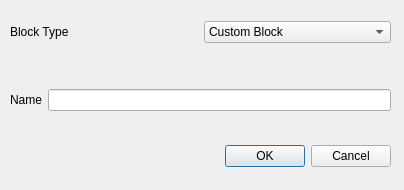
Old version of the form Core/UI/addblockdialog.ui in the repository roymiles/machine-learning-gui.
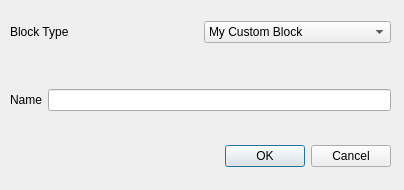
New version of the form.

```diff
--- a/Core/UI/addblockdialog.ui
+++ b/Core/UI/addblockdialog.ui
@@ -51,7 +51,7 @@
     </item>
    </layout>
   </widget>
-  <widget class="QWidget" name="">
+  <widget class="QWidget" name="layoutWidget">
    <property name="geometry">
     <rect>
      <x>10</x>
@@ -72,7 +72,7 @@
      <widget class="QComboBox" name="comboBox">
       <item>
        <property name="text">
-        <string>Custom Block</string>
+        <string>My Custom Block</string>
        </property>
       </item>
       <item>
```
Left out of the diff: 7 changed lines with no effect on the pictures.
